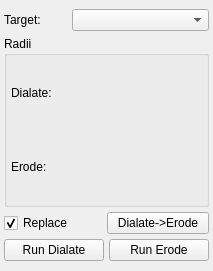
This is src/Interface/ToolInterface/BinaryDialateErodeFilterInterface.ui in SCIInstitute/Seg3D as Qt 5 draws it before an edit. The edited form follows.
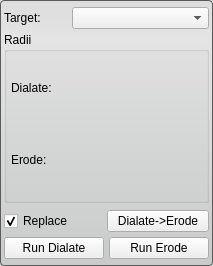
This is the edited form.

Commit message: updates to all tool interfaces

What changed in the file:
```diff
--- a/src/Interface/ToolInterface/BinaryDialateErodeFilterInterface.ui
+++ b/src/Interface/ToolInterface/BinaryDialateErodeFilterInterface.ui
@@ -7,7 +7,7 @@
     <x>0</x>
     <y>0</y>
     <width>213</width>
-    <height>271</height>
+    <height>266</height>
    </rect>
   </property>
   <property name="sizePolicy">
@@ -19,13 +19,13 @@
   <property name="minimumSize">
    <size>
     <width>213</width>
-    <height>271</height>
+    <height>250</height>
    </size>
   </property>
   <property name="maximumSize">
    <size>
     <width>16777215</width>
-    <height>271</height>
+    <height>16777215</height>
    </size>
   </property>
   <property name="baseSize">
@@ -37,6 +37,13 @@
   <property name="windowTitle">
    <string>Binary Dialate Erode</string>
   </property>
+  <property name="styleSheet">
+   <string notr="true">QWidget#BinaryDialateErodeFilterInterface{
+  border-radius: 4px;
+  border: 1px solid rgb(90, 90, 90);
+  background-color: qlineargradient(spread:pad, x1:0.5, y1:0, x2:0.5, y2:0.960227, stop:0 rgba(221, 221, 221, 255), stop:0.155779 rgba(228, 228, 228, 255), stop:1 rgba(202, 204, 204, 255));      
+}</string>
+  </property>
   <layout class="QVBoxLayout" name="verticalLayout_2">
    <property name="spacing">
     <number>0</number>
@@ -91,7 +98,7 @@
      <property name="maximumSize">
       <size>
        <width>16777215</width>
-       <height>171</height>
+       <height>16777215</height>
       </size>
      </property>
      <property name="title">
@@ -114,7 +121,7 @@
        <number>4</number>
       </property>
       <property name="bottomMargin">
-       <number>0</number>
+       <number>4</number>
       </property>
       <item>
        <layout class="QHBoxLayout" name="dialateHLayout_top">
@@ -178,6 +185,12 @@
      <property name="spacing">
       <number>0</number>
      </property>
+     <property name="topMargin">
+      <number>4</number>
+     </property>
+     <property name="bottomMargin">
+      <number>2</number>
+     </property>
      <item>
       <widget class="QCheckBox" name="replaceCheckBox">
        <property name="sizePolicy">
```
The commit also changes 26 other files.
